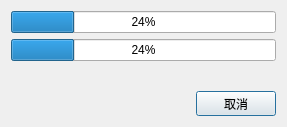
This is ui/ipfProgress.ui in RenShuYuan/IPF as Qt 5 draws it before an edit. The edited form follows.
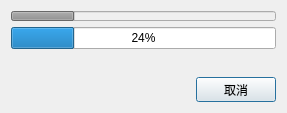
This is the edited form.

```diff
--- a/ui/ipfProgress.ui
+++ b/ui/ipfProgress.ui
@@ -7,7 +7,7 @@
     <x>0</x>
     <y>0</y>
     <width>287</width>
-    <height>127</height>
+    <height>113</height>
    </rect>
   </property>
   <property name="windowTitle">
@@ -16,12 +16,24 @@
   <layout class="QVBoxLayout" name="verticalLayout">
    <item>
     <widget class="QProgressBar" name="progressBarChild">
+     <property name="enabled">
+      <bool>false</bool>
+     </property>
+     <property name="maximumSize">
+      <size>
+       <width>16777215</width>
+       <height>10</height>
+      </size>
+     </property>
      <property name="value">
       <number>24</number>
      </property>
      <property name="alignment">
       <set>Qt::AlignCenter</set>
      </property>
+     <property name="textVisible">
+      <bool>false</bool>
+     </property>
      <property name="orientation">
       <enum>Qt::Horizontal</enum>
      </property>
```
